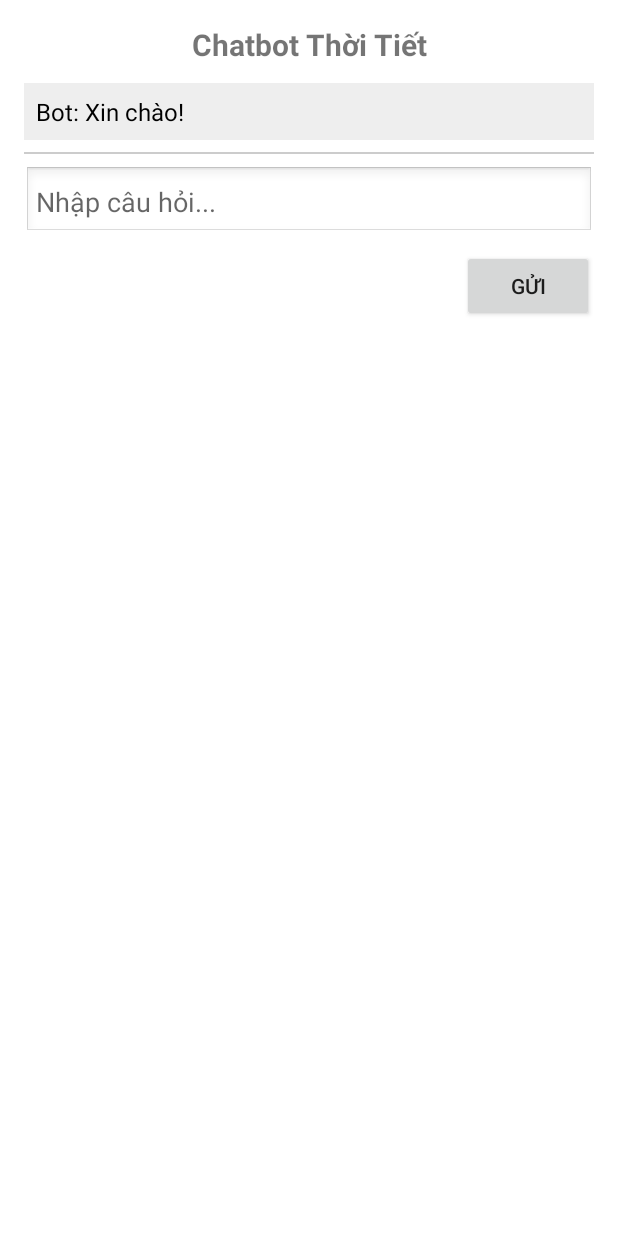
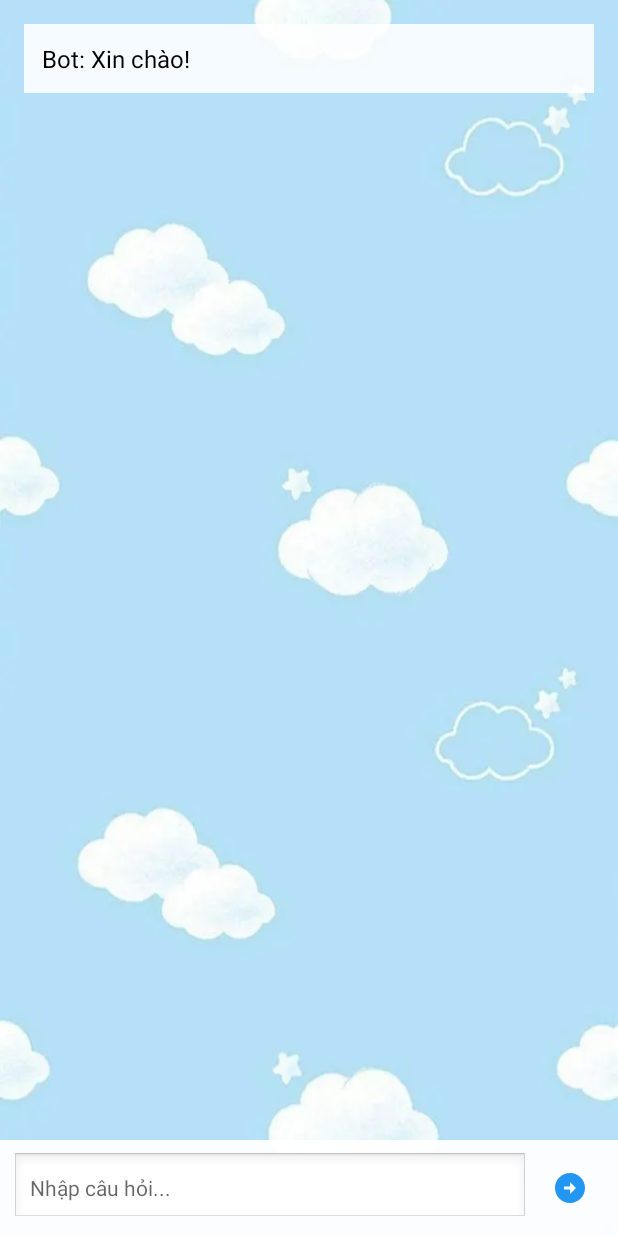
Before and after one commit to xanhhangreal/Weather, an Android app: the ChatActivity screen opened directly, with no data from a screen before it, on a phone screen of 412 x 824 dp. Run offline under Robolectric (Android 15) with nearby library versions, the phone set to English and light mode, and no system bars; our stand-ins replace Volley; network calls fail.

Commit message:
Bo sung tinh nang chatbot

```diff
--- /dev/null
+++ b/app/src/main/res/drawable/ic_send.xml
@@ -0,0 +1,5 @@
+<vector xmlns:android="http://schemas.android.com/apk/res/android" android:height="24dp" android:tint="#000000" android:viewportHeight="24" android:viewportWidth="24" android:width="24dp">
+
+    <path android:fillColor="@android:color/white" android:pathData="M22,12c0,-5.52 -4.48,-10 -10,-10S2,6.48 2,12c0,5.52 4.48,10 10,10S22,17.52 22,12zM12,13l-4,0v-2l4,0V8l4,4l-4,4V13z"/>
+
+</vector>
--- a/app/src/main/res/layout/activity_chat.xml
+++ b/app/src/main/res/layout/activity_chat.xml
@@ -1,57 +1,93 @@
 <?xml version="1.0" encoding="utf-8"?>
-<LinearLayout xmlns:android="http://schemas.android.com/apk/res/android"
+<RelativeLayout xmlns:android="http://schemas.android.com/apk/res/android"
+    xmlns:app="http://schemas.android.com/apk/res-auto"
+    android:id="@+id/chat_root"
     android:layout_width="match_parent"
     android:layout_height="match_parent"
-    android:orientation="vertical"
-    android:padding="16dp"
-    android:background="@android:color/white">
+    android:background="@drawable/cloud_background"
+    android:padding="0dp">
 
-    <!-- Tiêu đề màn hình (tuỳ chọn) -->
-    <TextView
-        android:id="@+id/chatTitle"
+    <!-- ================================
+         1. Khu vực hiển thị kết quả chat (TextView)
+         Đặt cao lên trên, chiếm hết không gian phía trên ô nhập.
+         Có thể thay thành ScrollView/RecyclerView nếu chat dài.
+         ================================= -->
+    <ScrollView
+        android:id="@+id/scroll_container"
+        android:layout_width="match_parent"
+        android:layout_height="match_parent"
+        android:layout_above="@+id/input_container"
+        android:paddingLeft="16dp"
+        android:paddingRight="16dp"
+        android:paddingTop="16dp"
+        android:paddingBottom="8dp">
+
+        <!--
+        Dùng LinearLayout (vertical) bên trong ScrollView
+        hoặc bạn có thể chỉ cần 1 TextView nếu chỉ hiển thị 1 đoạn text.
+        Ở ví dụ này, mình vẫn dùng 1 TextView đơn giản.
+    -->
+        <LinearLayout
             android:layout_width="match_parent"
             android:layout_height="wrap_content"
-        android:text="Chatbot Thời Tiết"
-        android:textSize="20sp"
-        android:textStyle="bold"
-        android:gravity="center"
-        android:paddingBottom="12dp" />
+            android:orientation="vertical">
 
-    <!-- TextView để hiển thị câu trả lời/tương tác với Bot -->
             <TextView
                 android:id="@+id/chatResult"
                 android:layout_width="match_parent"
                 android:layout_height="wrap_content"
                 android:text="Bot: Xin chào!"
+                android:textColor="#000000"
                 android:textSize="16sp"
-        android:padding="8dp"
-        android:background="#EEEEEE"
-        android:textColor="#000000" />
+                android:background="#DDFFFFFF"
+                android:padding="12dp"
+                android:layout_marginBottom="8dp"
+                android:scrollbars="vertical"
+                android:overScrollMode="always" />
 
-    <!-- Ngăn cách -->
-    <View
+        </LinearLayout>
+    </ScrollView>
+
+    <!-- ================================
+             2. Container (ô nhập + nút gửi) nằm dính đáy
+             ================================= -->
+    <LinearLayout
+        android:id="@+id/input_container"
         android:layout_width="match_parent"
-        android:layout_height="1dp"
-        android:layout_marginVertical="8dp"
-        android:background="#CCCCCC" />
+        android:layout_height="wrap_content"
+        android:layout_alignParentBottom="true"
+        android:orientation="horizontal"
+        android:paddingStart="8dp"
+        android:paddingEnd="8dp"
+        android:paddingTop="8dp"
+        android:paddingBottom="8dp"
+        android:background="#F0FFFFFF">
 
-    <!-- Ô nhập tin nhắn từ người dùng -->
+        <!-- 2.1. Ô nhập tin nhắn -->
         <EditText
             android:id="@+id/inputMessage"
-        android:layout_width="match_parent"
+            android:layout_width="0dp"
             android:layout_height="wrap_content"
+            android:layout_weight="1"
             android:hint="Nhập câu hỏi..."
+            android:padding="12dp"
+            android:background="@android:drawable/edit_text"
+            android:textColor="#000000"
+            android:textSize="14sp"
+            android:maxLines="1"
+            android:imeOptions="actionSend"
+            android:inputType="text" />
+
+        <!-- 2.2. Nút gửi (icon mũi tên) -->
+        <ImageButton
+            android:id="@+id/sendButton"
+            android:layout_width="48dp"
+            android:layout_height="48dp"
+            android:layout_marginStart="4dp"
+            android:background="?attr/selectableItemBackgroundBorderless"
+            android:contentDescription="Send"
             android:padding="8dp"
-        android:background="@android:drawable/edit_text"
-        android:textColor="#000000" />
-
-    <!-- Nút Gửi -->
-    <Button
-        android:id="@+id/sendButton"
-        android:layout_width="wrap_content"
-        android:layout_height="wrap_content"
-        android:text="Gửi"
-        android:layout_gravity="end"
-        android:layout_marginTop="8dp" />
-
+            android:src="@drawable/ic_send"
+            app:tint="#2196F3" />
     </LinearLayout>
+</RelativeLayout>
```
Also changed, not shown: app/src/main/java/ie/weather/ChatActivity.java (+131 -36 lines), app/src/main/res/drawable/cloud_background.png (added). Lines whose indentation alone changed are shown as unchanged.
